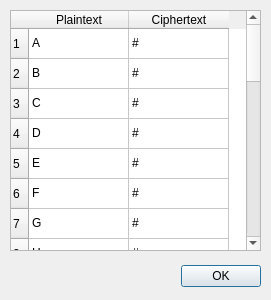
The window that ui/KeyCreatorDialogUI.ui (ProPane865/CryptAnalyst) describes before a commit, drawn with Qt 5.
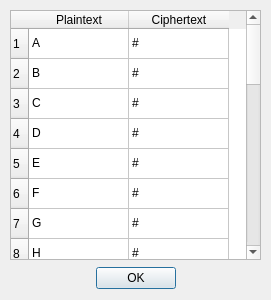
The same window after the commit.

Commit message: Fixed UI scaling issues on high DPI screens

```diff
--- a/ui/KeyCreatorDialogUI.ui
+++ b/ui/KeyCreatorDialogUI.ui
@@ -25,33 +25,23 @@
   <property name="windowTitle">
    <string>Key Creator</string>
   </property>
-  <widget class="QDialogButtonBox" name="buttonBox">
-   <property name="geometry">
-    <rect>
-     <x>10</x>
-     <y>260</y>
-     <width>251</width>
-     <height>32</height>
-    </rect>
-   </property>
-   <property name="orientation">
-    <enum>Qt::Horizontal</enum>
-   </property>
-   <property name="standardButtons">
-    <set>QDialogButtonBox::Ok</set>
-   </property>
-   <property name="centerButtons">
-    <bool>false</bool>
-   </property>
-  </widget>
-  <widget class="QTableWidget" name="keyTable">
+  <widget class="QWidget" name="verticalLayoutWidget">
    <property name="geometry">
     <rect>
      <x>10</x>
      <y>10</y>
      <width>251</width>
-     <height>241</height>
+     <height>281</height>
     </rect>
+   </property>
+   <layout class="QVBoxLayout" name="verticalLayout" stretch="0,0">
+    <item>
+     <widget class="QTableWidget" name="keyTable">
+      <property name="sizePolicy">
+       <sizepolicy hsizetype="Expanding" vsizetype="Expanding">
+        <horstretch>0</horstretch>
+        <verstretch>10</verstretch>
+       </sizepolicy>
    </property>
    <row>
     <property name="text">
@@ -453,6 +443,28 @@
      <string>#</string>
     </property>
    </item>
+     </widget>
+    </item>
+    <item>
+     <widget class="QDialogButtonBox" name="buttonBox">
+      <property name="sizePolicy">
+       <sizepolicy hsizetype="Expanding" vsizetype="Preferred">
+        <horstretch>0</horstretch>
+        <verstretch>1</verstretch>
+       </sizepolicy>
+      </property>
+      <property name="orientation">
+       <enum>Qt::Horizontal</enum>
+      </property>
+      <property name="standardButtons">
+       <set>QDialogButtonBox::Ok</set>
+      </property>
+      <property name="centerButtons">
+       <bool>true</bool>
+      </property>
+     </widget>
+    </item>
+   </layout>
   </widget>
  </widget>
  <resources/>
```
Lines whose indentation alone changed are shown as unchanged. The commit also changes 6 other files.
